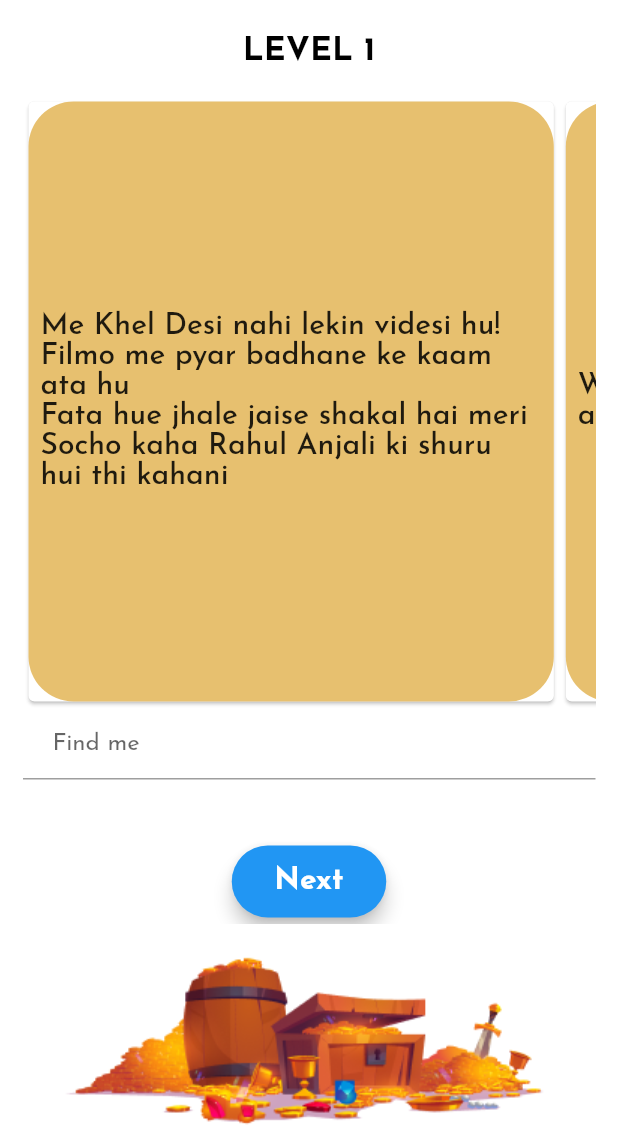
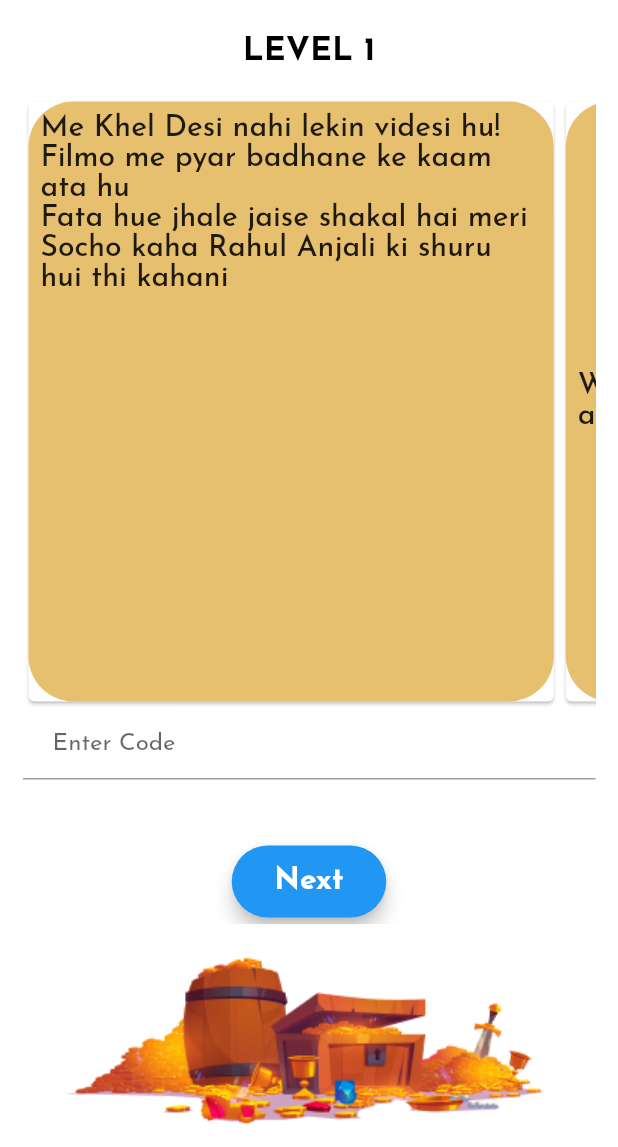
Before and after one commit to gdscwce/GIM-QUIZ-APP-, a Flutter app: the TeamEQuestions screen opened directly, on a phone screen of 412 x 824 dp, the part 89-1236 px from its top. Run offline on Flutter 3.47's test engine with Material 2 defaults, Android fonts, the phone set to English and light mode, and no system bars; our stand-ins replace confetti, google_fonts.

Commit message:
answers updated

```diff
--- a/lib/screens/firstScreen.dart
+++ b/lib/screens/firstScreen.dart
@@ -1,6 +1,5 @@
 import 'package:flutter/cupertino.dart';
 import 'package:flutter/material.dart';
-import 'package:gdscquiz/screens/displayScreen.dart';
 import 'package:gdscquiz/screens/loginScreen.dart';
 
 import '../constants.dart';
--- a/lib/screens/lastPage.dart
+++ b/lib/screens/lastPage.dart
@@ -1,5 +1,4 @@
 import 'dart:math';
-import 'dart:io';
 import 'package:flutter/material.dart';
 import 'package:confetti/confetti.dart';
 import 'package:gdscquiz/constants.dart';
--- a/lib/screens/team1Screens/team1Question.dart
+++ b/lib/screens/team1Screens/team1Question.dart
@@ -33,7 +33,7 @@ class _TeamAQuestionsState extends State<TeamAQuestions> {
         R1: 'Find the doors of the lab where you brew the potions',
         R2: 'Hermione was bored in the train, and randomly got curious about the length of the train. She knew that the train was running at 200 km/hr and She asked Ron to find out how long does it take to cross a certain pole that is in the way, and it came out to be 36 seconds.',
         R3: 'Inside an egg, my song sits waiting for you to hear it while you are bathing. Who am I?',
-        A: '1091011141090971051000130102000'),
+        A: '1091011141090971051002000'),
     QuestionStruct(
         l: 'LEVEL 3',
         R1: 'Eito(bricks) ka sharir aur do lakdi ke hath Har waqt sabko upar se dekhu aur hardam Rahu tumhare sath Awaj meri hai itni buland ki usse pura walchand chale Meri awaj me hai kuch aisa sukun ki lecture me baccho ko rahat mile Dundo muze hunga tumhare najdik hi',
@@ -45,7 +45,7 @@ class _TeamAQuestionsState extends State<TeamAQuestions> {
         R1: 'Sab kuch Banta he mitti se aur aakhir me mitti me mil jata he, Uss mitti koo dundo Jaha se chalu huaa khel Ek circle ke niche Sare milke pohocho uss jagah agar chahat he jit ki',
         R2: '',
         R3: '',
-        A: 'Alohomora')
+        A: 'ALOHOMORA')
   ];
 
   int questionNo = 0;
@@ -73,7 +73,7 @@ class _TeamAQuestionsState extends State<TeamAQuestions> {
     textInputAction: TextInputAction.none,
     decoration: const InputDecoration(
       contentPadding: EdgeInsets.fromLTRB(20, 15, 20, 15),
-      hintText: "Find me",
+      hintText: "Enter Code",
     ),
   );
 
--- a/lib/screens/team2Screens/team2Question.dart
+++ b/lib/screens/team2Screens/team2Question.dart
@@ -32,7 +32,7 @@ class _TeamBQuestionsState extends State<TeamBQuestions> {
         R1: 'The center of the learning place Which makes you think it has branches of wisdom and leaves of peace?  Find me, I might be somewhere near you ',
         R2: 'Two in a corner, 1 in a room, 0 in a house, but 1 in a shelter. What am I?',
         R3: 'A sum of Rs.1890 has to be used to give 9 prizes to the customers of a super market for their overall academic purchases. If each prize is Rs.30 less than its preceding price, what is the least value of the price ?',
-        A: '8890'),
+        A: '8290'),
     QuestionStruct(
         l: 'LEVEL 3',
         R1: 'I am a circle surrounded by technology and nature where students gather for hangout and refreshment and your project discussion is incomplete without me.Let\'s see if you can find me.',
@@ -44,7 +44,7 @@ class _TeamBQuestionsState extends State<TeamBQuestions> {
         R1: 'I am center of wce and a event is incomplete without having a pic with me. Find me with your whole team.',
         R2: '',
         R3: '',
-        A: 'Alohomora')
+        A: 'ALOHOMORA')
   ];
 
   int questionNo = 0;
@@ -72,7 +72,7 @@ class _TeamBQuestionsState extends State<TeamBQuestions> {
     textInputAction: TextInputAction.none,
     decoration: const InputDecoration(
       contentPadding: EdgeInsets.fromLTRB(20, 15, 20, 15),
-      hintText: "Find me",
+      hintText: "Enter Code ",
     ),
   );
 
--- a/lib/screens/team3Screens/login3.dart
+++ b/lib/screens/team3Screens/login3.dart
@@ -1,7 +1,6 @@
 import 'package:flutter/cupertino.dart';
 import 'package:flutter/material.dart';
 import 'package:gdscquiz/screens/team3Screens/WelcomeC.dart';
-import 'package:gdscquiz/screens/team3Screens/team3Question.dart';
 
 import '../../constants.dart';
 
--- a/lib/screens/team4Screens/team4Question.dart
+++ b/lib/screens/team4Screens/team4Question.dart
@@ -39,13 +39,13 @@ class _TeamDQuestionsState extends State<TeamDQuestions> {
         R1: 'The place of study is where you have to be. You are here , we are here , now you may think you should go where? Just ask yourself a big WHY, find the foundation of that WHY.',
         R2: 'You’ll find me in Mercury, Earth, Mars and Jupiter, but not in Venus or Neptune. What am I?',
         R3: 'A sum of Rs.1890 has to be used to give 9 prizes to the students  for their overall academic purchases. If each prize is Rs.30 less than its preceding price, what is the least value of the price ?',
-        A: '8890'),
+        A: '8290'),
     QuestionStruct(
         l: 'LEVEL 4',
         R1: '',
         R2: 'Khula asman uper, hara maidan neche, Pana hai jawab, duniyake ke samne dundo janab? Milo mujse tum sare milke agar chahat hai jeet ki.',
         R3: '',
-        A: 'Alohomora ')
+        A: 'ALOHOMORA')
   ];
 
   int questionNo = 0;
@@ -73,7 +73,7 @@ class _TeamDQuestionsState extends State<TeamDQuestions> {
     textInputAction: TextInputAction.none,
     decoration: const InputDecoration(
       contentPadding: EdgeInsets.fromLTRB(20, 15, 20, 15),
-      hintText: "Find me",
+      hintText: "Enter Code ",
     ),
   );
 
--- a/lib/screens/team5Screens/team5Question.dart
+++ b/lib/screens/team5Screens/team5Question.dart
@@ -15,7 +15,6 @@ class TeamEQuestions extends StatefulWidget {
 }
 
 class _TeamEQuestionsState extends State<TeamEQuestions> {
-  @override
   bool isTapped = false;
 
   String ans = "";
@@ -45,7 +44,7 @@ class _TeamEQuestionsState extends State<TeamEQuestions> {
         R1: 'Mubarako ab yeh hai akhari padhav\nCampus ke me beecho becch mere har taraf hai pathar ka chadav\n75 saalo se me dekhu sabko sabpe rehati hardam meri nazar\nMere se hai walchand Roshan mere bina sunna banjar\nVeena dhare hath mei swetha hai vastra mere aur khete hai mujhe bharati\nRoop mera hai itna tejasvi bilkul gagan me chadrama ke bhati\nKhajana ki koj hai badi mushkil mujhe jaldi doondo taki jeet kar ho jao tum safal\nAgar har gaya tum tho naraz na kyuki koshish karne vale kabhi nahi hote vifaal.',
         R2: '',
         R3: '',
-        A: 'Alohomora')
+        A: 'ALOHOMORA')
   ];
 
   int questionNo = 0;
@@ -73,7 +72,7 @@ class _TeamEQuestionsState extends State<TeamEQuestions> {
     textInputAction: TextInputAction.none,
     decoration: const InputDecoration(
       contentPadding: EdgeInsets.fromLTRB(20, 15, 20, 15),
-      hintText: "Find me",
+      hintText: "Enter Code ",
     ),
   );
 
@@ -199,18 +198,20 @@ class _TeamEQuestionsState extends State<TeamEQuestions> {
                         color: KcontainerColor,
                         borderRadius: BorderRadius.all(Radius.circular(30.0)),
                       ),
+                      child: SingleChildScrollView(
                         child: Column(
                           crossAxisAlignment: CrossAxisAlignment.center,
                           mainAxisAlignment: MainAxisAlignment.center,
                           children: [
-                          SingleChildScrollView(
-                            child: Padding(
+                            Padding(
                               padding: kPadding,
+                              child: Center(
                                 child: Text(questionbank[questionNo].riddle1,
                                     style: kRiddleText),
                               ),
                             ),
                           ],
+                        ),
                       ),
                     ),
                   ),
```
Also changed, not shown: lib/screens/team3Screens/team3Question.dart (+11 -12 lines). Lines whose indentation alone changed are shown as unchanged.
